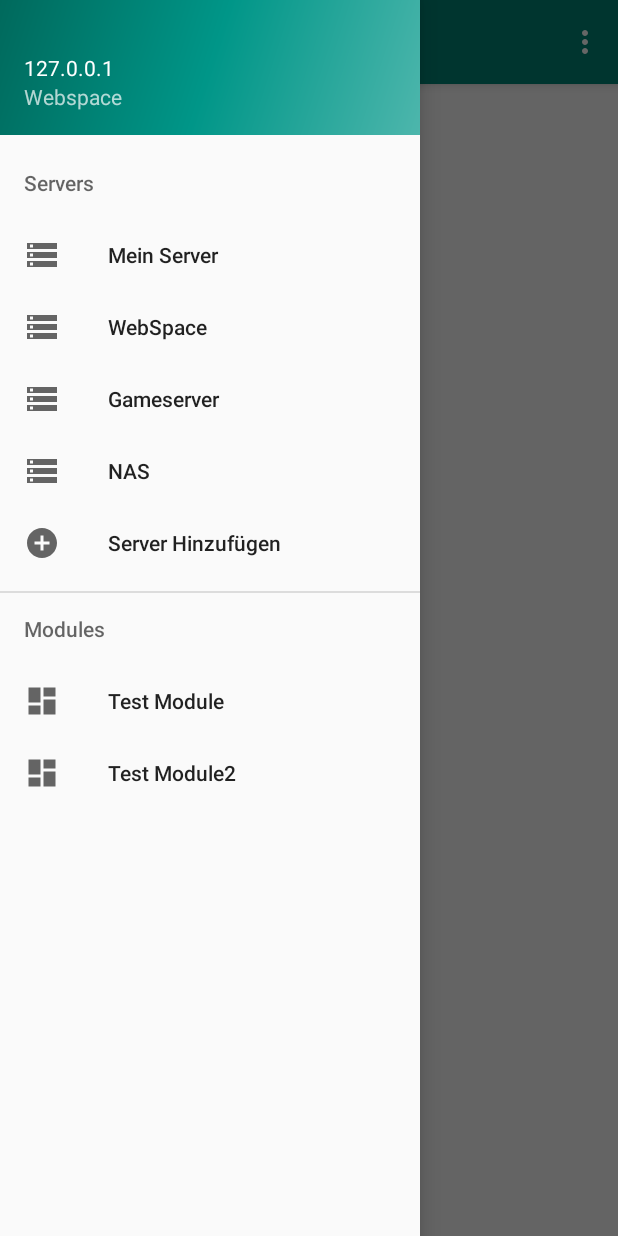
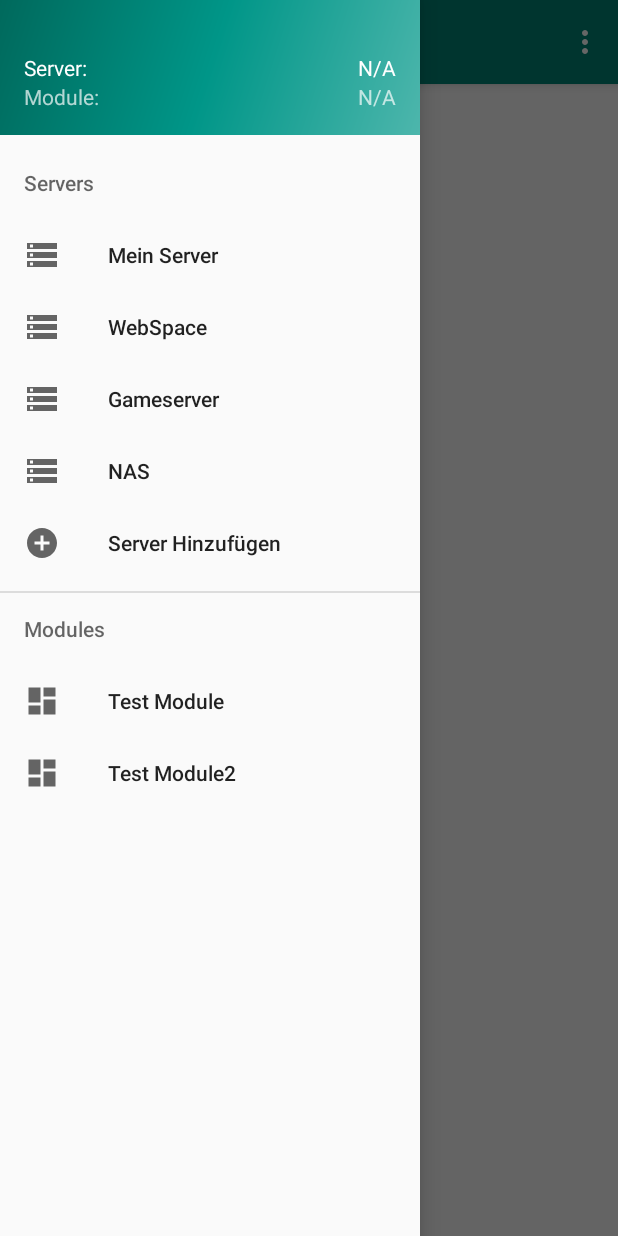
Before and after one commit to ElevenZz/ServantAndroid, an Android app: the screen it shows after launch (MainActivity), with the side drawer open, on a phone screen of 412 x 824 dp. Run offline under Robolectric (Android 15) with nearby library versions, the phone set to English and light mode, and no system bars.

Commit message:
bound navview header to viewmodel, moved some static strings to res

```diff
--- a/app/src/main/res/layout/nav_header_main.xml
+++ b/app/src/main/res/layout/nav_header_main.xml
@@ -12,17 +12,45 @@
     android:paddingBottom="@dimen/activity_vertical_margin"
     android:theme="@style/ThemeOverlay.AppCompat.Dark">
 
-    <TextView
+    <LinearLayout
         android:layout_width="match_parent"
         android:layout_height="wrap_content"
-        android:paddingTop="@dimen/nav_header_vertical_spacing"
-        android:text="@string/nav_header_title"
-        android:textAppearance="@style/TextAppearance.AppCompat.Body1" />
+        android:orientation="horizontal">
 
-    <TextView
-        android:id="@+id/textView"
-        android:layout_width="wrap_content"
+        <TextView
+            android:layout_width="wrap_content"
+            android:layout_height="wrap_content"
+            android:text="@string/nav_header_server"
+            android:textAppearance="@style/TextAppearance.AppCompat.Body1"/>
+
+        <TextView
+            android:id="@+id/textSelectedInstance"
+            android:layout_width="match_parent"
+            android:layout_height="wrap_content"
+            android:paddingTop="@dimen/nav_header_vertical_spacing"
+            android:text="N/A"
+            android:textAppearance="@style/TextAppearance.AppCompat.Body1"
+            android:textAlignment="textEnd"/>
+
+    </LinearLayout>
+
+    <LinearLayout
+        android:layout_width="match_parent"
         android:layout_height="wrap_content"
-        android:text="@string/nav_header_subtitle" />
+        android:orientation="horizontal">
+
+        <TextView
+            android:layout_width="wrap_content"
+            android:layout_height="wrap_content"
+            android:text="@string/nav_header_module"/>
+
+        <TextView
+            android:id="@+id/textSelectedModule"
+            android:layout_width="match_parent"
+            android:layout_height="wrap_content"
+            android:text="N/A"
+            android:textAlignment="textEnd"/>
+
+    </LinearLayout>
 
 </LinearLayout>
--- a/app/src/main/res/values/strings.xml
+++ b/app/src/main/res/values/strings.xml
@@ -2,8 +2,8 @@
     <string name="app_name">Servant</string>
     <string name="navigation_drawer_open">Open navigation drawer</string>
     <string name="navigation_drawer_close">Close navigation drawer</string>
-    <string name="nav_header_title">127.0.0.1</string>
-    <string name="nav_header_subtitle">Webspace</string>
+    <string name="nav_header_server">Server: </string>
+    <string name="nav_header_module">Module: </string>
     <string name="nav_header_desc">Navigation header</string>
-    <string name="action_settings">Einstellungen</string>
+    <string name="action_settings">Settings</string>
 </resources>
```
